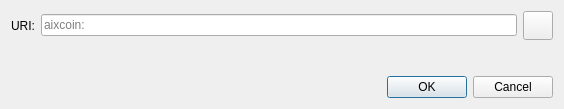
This is src/qt/forms/openuridialog.ui in aixcoin-core/gui as Qt 5 draws it before an edit. The edited form follows.
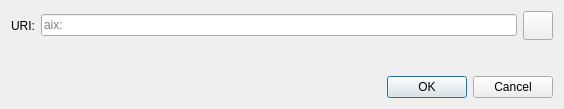
This is the edited form. Icons and pictures are not drawn. Custom widgets are drawn as their Qt base class.

Diff of the .ui file:
```diff
--- a/src/qt/forms/openuridialog.ui
+++ b/src/qt/forms/openuridialog.ui
@@ -26,7 +26,7 @@
      <item>
       <widget class="QValidatedLineEdit" name="uriEdit">
        <property name="placeholderText">
-        <string notr="true">aixcoin:</string>
+        <string notr="true">aix:</string>
        </property>
       </widget>
      </item>
```
Left out of the diff: 4 changed lines with no effect on the pictures.
